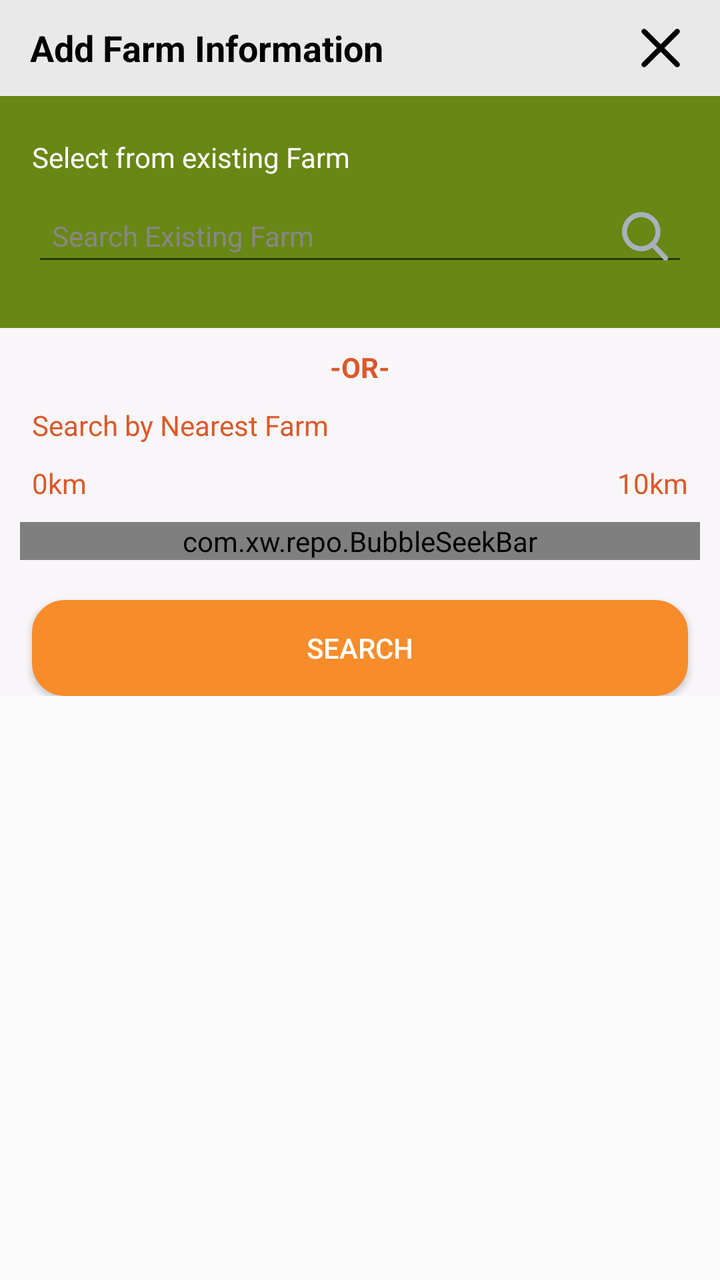
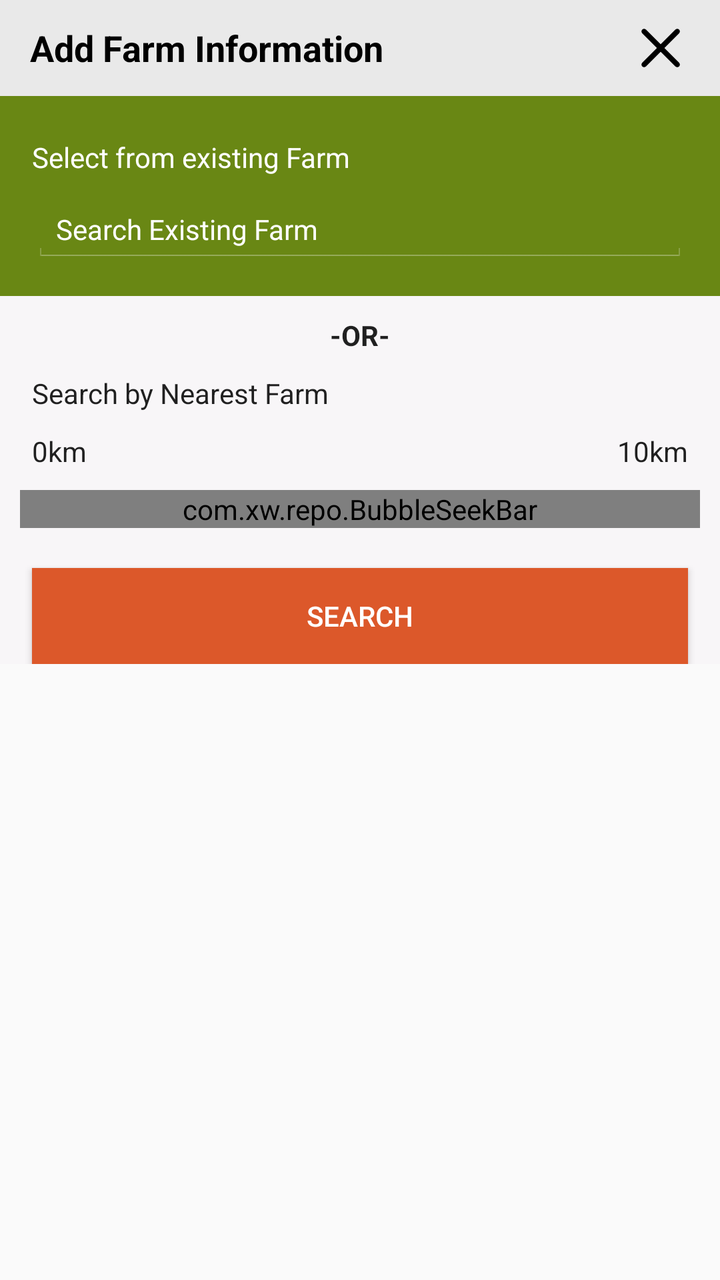

Before-and-after screenshots of an Android layout around one commit, followed by the original layout XML and the change that was made.
<!-- AndroidManifest.xml: application theme AppCompactTheme -->
<!-- res/layout/acivity_multifarm_farm.xml -->
<RelativeLayout xmlns:android="http://schemas.android.com/apk/res/android"
    xmlns:app="http://schemas.android.com/apk/res-auto"
    xmlns:tools="http://schemas.android.com/tools"
    android:layout_width="match_parent"
    android:layout_height="match_parent"
    android:background="@color/ofis_page_background"
    tools:context="com.olam.digital.ofis.FindFarmerActivity"
    android:id="@+id/layout_find_farmer"
    tools:ignore="Overdraw">

    <LinearLayout
        android:orientation="vertical"
        android:layout_width="match_parent"
        android:layout_height="wrap_content"
        android:id="@+id/topSection"
        android:background="@color/ofis_farmer_screen_actions_background">

        <LinearLayout
            android:id="@+id/ll_title"
            android:layout_width="match_parent"
            android:layout_height="wrap_content"
            android:gravity="center"
            android:weightSum="10"
            android:background="@color/dark_gray"
            android:orientation="horizontal">

            <ImageView
                android:visibility="gone"
                android:layout_width="wrap_content"
                android:src="@drawable/ic_consent_close"
                android:layout_alignTop="@+id/signature_pad"
                android:id="@+id/back_btn"
                android:padding="10dp"
                android:layout_weight="1"
                android:gravity="left|end"
                android:layout_height="wrap_content" />

            <TextView
                android:id="@+id/tv_title_matchresult_dialog"
                android:layout_width="wrap_content"
                android:layout_height="wrap_content"
                android:layout_marginTop="5dp"
                android:layout_marginBottom="5dp"
                android:textColor="@color/black"
                android:padding="5dp"
                android:layout_marginLeft="10dp"
                android:text="@string/add_farm_Information"
                android:layout_weight="9"
                android:textAppearance="?android:textAppearanceMedium"
                android:textStyle="bold" />

            <ImageView
                android:layout_width="wrap_content"
                android:src="@drawable/ic_close_info"
                android:layout_alignTop="@+id/signature_pad"
                android:id="@+id/cancel_btn"
                android:padding="10dp"
                android:layout_weight="1"
                android:gravity="right|end"
                android:layout_height="wrap_content" />
        </LinearLayout>

        <LinearLayout
            android:id="@+id/existingFarmLayout"
            android:layout_width="match_parent"
            android:layout_height="wrap_content"
            android:orientation="vertical">

            <LinearLayout
                android:layout_width="match_parent"
                android:layout_height="wrap_content"
                android:layout_margin="@dimen/activity_horizontal_margin"
                android:orientation="vertical">
            <TextView
                android:layout_width="match_parent"
                android:textColor="@color/white"
                android:layout_marginTop="5dp"
                android:text="@string/select_from_existing_farm"
                android:layout_height="wrap_content"/>

            <EditText
                android:id="@+id/existingFarmTV"
                android:layout_width="match_parent"
                android:layout_height="40dp"
                android:inputType="textCapWords"
                android:padding="@dimen/margin_10"
                android:layout_marginTop="@dimen/margin_10"
                android:textColor="@color/ofis_base_font_dark"
                android:textSize="@dimen/ofis_input_field_text"
                android:hint="@string/search_existing_farm"
                android:textColorHint="@color/icon_grey_palette_2"
                android:drawableRight="@drawable/ic_searchimg"
                android:layout_marginBottom="@dimen/ofis_input_field_bottom_margin"/>
            </LinearLayout>

        </LinearLayout>

    </LinearLayout>
    <LinearLayout
        android:id="@+id/searchSection"
        android:layout_width="match_parent"
        android:layout_height="wrap_content"
        android:layout_below="@+id/topSection"
        android:background="@color/btn_primary_inner"
        android:layout_marginBottom="@dimen/margin_10"
        android:orientation="vertical">
        <TextView
            android:text="-OR-"
            android:layout_width="match_parent"
            android:layout_gravity="center"
            android:gravity="center"
            android:textStyle="bold"
            android:layout_margin="@dimen/margin_10"
            android:textColor="@color/colorPrimary"
            android:layout_height="wrap_content"/>

        <TextView
            android:text="@string/select_by_nearest_farm"
            android:layout_width="match_parent"
            android:layout_marginLeft="@dimen/activity_horizontal_margin"
            android:textColor="@color/btn_secondary_background"
            android:layout_height="wrap_content"/>
        <RelativeLayout
            android:layout_width="match_parent"
            android:layout_marginTop="@dimen/margin_10"
            android:layout_marginLeft="@dimen/activity_vertical_margin"
            android:layout_marginRight="@dimen/activity_vertical_margin"
            android:layout_height="wrap_content">

            <TextView
                android:text="0km"
                android:textColor="@color/btn_secondary_background"
                android:layout_alignParentRight="false"
                android:layout_width="wrap_content"
                android:layout_height="wrap_content"/>
            <TextView
                android:text="10km"
                android:textColor="@color/btn_secondary_background"
                android:layout_alignParentRight="true"
                android:layout_width="wrap_content"
                android:layout_height="wrap_content"/>
        </RelativeLayout>

        <com.xw.repo.BubbleSeekBar
            android:id="@+id/seekbarKM"
            android:layout_width="match_parent"
            android:layout_height="wrap_content"
            android:layout_marginTop="8dp"
            app:bsb_auto_adjust_section_mark="true"
            app:bsb_max="10"
            app:bsb_rtl="false"
            android:layout_margin="@dimen/margin_10"
            android:layout_marginLeft="@dimen/activity_vertical_margin"
            android:layout_marginRight="@dimen/activity_vertical_margin"
            app:bsb_second_track_color="@color/btn_primary_background"
            app:bsb_section_count="10"
            app:bsb_section_text_position="below_section_mark"
            app:bsb_show_section_mark="true"
            app:bsb_show_section_text="true"
            app:bsb_show_thumb_text="true"
            app:bsb_touch_to_seek="true"/>

        <Button
            android:id="@+id/searchFarmLocationBtn"
            android:text="@string/Search"
            android:layout_marginTop="@dimen/margin_10"
            android:textColor="@color/ofis_base_font_white"
            android:layout_marginLeft="@dimen/activity_vertical_margin"
            android:layout_marginRight="@dimen/activity_vertical_margin"
            android:background="@drawable/rounder_cornor_btn_third_color"
            android:layout_width="match_parent"
            android:layout_height="wrap_content"/>
    </LinearLayout>



    <LinearLayout
        android:orientation="vertical"
        android:layout_width="match_parent"
        android:layout_height="match_parent"
        android:id="@+id/bottomSection"
        android:layout_margin="@dimen/margin_10"
        android:layout_below="@+id/searchSection">

        <androidx.recyclerview.widget.RecyclerView
            android:id="@+id/multiFarmFarmReyclerView"
            android:layout_width="match_parent"
            android:layout_height="wrap_content"
            android:divider="@android:color/transparent"
            android:dividerHeight="2dp"/>
    </LinearLayout>

</RelativeLayout>
<!-- resources referenced by this layout -->
<resources>
  <color name="black">#000000</color>
  <color name="btn_primary_background">#dc582a</color>
  <color name="btn_primary_inner">#F8F6F8</color>
  <color name="btn_secondary_background">#dc582a</color>
  <color name="colorPrimary">#dc582a</color>
  <color name="dark_gray">#E9E9E9</color>
  <color name="icon_grey_palette_2">#878786</color>
  <color name="ofis_base_font_dark">#222222</color>
  <color name="ofis_base_font_white">#ffffff</color>
  <color name="ofis_farmer_screen_actions_background">#698714</color>
  <color name="ofis_page_background">#fffafafa</color>
  <color name="white">#FFFFFF</color>
  <dimen name="activity_horizontal_margin">16dp</dimen>
  <dimen name="activity_vertical_margin">16dp</dimen>
  <dimen name="margin_10">10dp</dimen>
  <dimen name="ofis_input_field_bottom_margin">10dp</dimen>
  <dimen name="ofis_input_field_text">14sp</dimen>
  <!-- drawable ic_searchimg (drawable) -->
  <vector xmlns:android="http://schemas.android.com/apk/res/android"
      android:width="23.108dp"
      android:height="24.364dp"
      android:viewportWidth="23.108"
      android:viewportHeight="24.364">
    <path
        android:pathData="M22.757,22.192l-5.7,-6.031a9.912,9.912 0,0 0,2.267 -6.324A9.763,9.763 0,0 0,9.664 0,9.763 9.763,0 0,0 0,9.837a9.763,9.763 0,0 0,9.664 9.837,9.445 9.445,0 0,0 5.537,-1.78l5.74,6.077a1.245,1.245 0,0 0,1.782 0.035A1.3,1.3 0,0 0,22.757 22.192ZM9.664,2.566a7.216,7.216 0,0 1,7.143 7.271,7.216 7.216,0 0,1 -7.143,7.271A7.216,7.216 0,0 1,2.516 9.837,7.216 7.216,0 0,1 9.664,2.566Z"
        android:fillColor="#aab0bb"/>
  </vector>
  <!-- drawable rounder_cornor_btn_third_color (drawable) -->
  <?xml version="1.0" encoding="UTF-8"?>
  <shape xmlns:android="http://schemas.android.com/apk/res/android">
      <solid android:color="@color/btnColorThird"/>
  
      <stroke android:width="3dp"
          android:color="@color/btnColorThird" />
  
      <padding android:left="5dp"
          android:top="5dp"
          android:right="5dp"
          android:bottom="5dp" />
  
      <corners android:radius="15dp" />
  </shape>
  <string name="Search">Search</string>
  <string name="add_farm_Information">Add Farm Information</string>
  <string name="search_existing_farm">Search Existing Farm</string>
  <string name="select_by_nearest_farm">Search by Nearest Farm</string>
  <string name="select_from_existing_farm">Select from existing Farm</string>
  <color name="btnColorThird">#f78c2a</color>
  <style name="SpinnerItem" parent="Widget.AppCompat.TextView.SpinnerItem">
          <item name="android:textColor">@color/ofis_base_font_white</item>
          <item name="android:textSize">@dimen/ofis_spinner_text</item>
      </style>
  <style name="StandardSpinner" parent="Widget.AppCompat.ListView.DropDown">
          <item name="android:dividerHeight">@dimen/ofis_spinner_itemseparator</item>
          <item name="divider">@color/ofis_spinner_divider</item>
      </style>
  <style name="AppTheme.ActionBarStyle" parent="Theme.AppCompat.Light">
          <item name="titleTextStyle">@style/AppTheme.ActionBar.TitleTextStyle</item>
      </style>
  <dimen name="ofis_spinner_text">14sp</dimen>
  <color name="ofis_text_field">#DE000000</color>
  <color name="ofis_spinner_item_background">@color/ofis_actionbar_background</color>
  <dimen name="ofis_spinner_itemseparator">1dp</dimen>
  <color name="ofis_spinner_divider">#ff333333</color>
  <style name="AppTheme.ActionBar.TitleTextStyle" parent="android:TextAppearance">
          <item name="android:textSize">@dimen/ofis_large_text</item>
          <item name="android:textStyle">bold</item>
      </style>
  <color name="ofis_actionbar_background">#dddddd</color>
  <dimen name="ofis_large_text">17sp</dimen>
  <!-- unchanged entries left out for length: 4 -->
</resources>

<!-- the commit's change to res/layout/acivity_multifarm_farm.xml (unified diff, before → after) -->
@@ -78,19 +78,35 @@
                 android:text="@string/select_from_existing_farm"
                 android:layout_height="wrap_content"/>
 
-            <EditText
-                android:id="@+id/existingFarmTV"
-                android:layout_width="match_parent"
-                android:layout_height="40dp"
-                android:inputType="textCapWords"
-                android:padding="@dimen/margin_10"
-                android:layout_marginTop="@dimen/margin_10"
-                android:textColor="@color/ofis_base_font_dark"
-                android:textSize="@dimen/ofis_input_field_text"
-                android:hint="@string/search_existing_farm"
-                android:textColorHint="@color/icon_grey_palette_2"
-                android:drawableRight="@drawable/ic_searchimg"
-                android:layout_marginBottom="@dimen/ofis_input_field_bottom_margin"/>
+
+                <LinearLayout
+                    android:orientation="horizontal"
+                    android:layout_width="match_parent"
+                    android:layout_height="match_parent"
+                    android:layout_marginTop="@dimen/margin_10"
+                    android:background="@drawable/ofis_edit_text_holo_dark">
+
+                    <EditText
+                        android:layout_width="match_parent"
+                        android:layout_height="wrap_content"
+                        android:inputType="textCapWords"
+                        android:textColorHint="@color/ofis_base_font_white"
+                        android:textSize="@dimen/ofis_input_field_text"
+                        android:id="@+id/existingFarmTV"
+                        android:layout_weight="1"
+                        android:textColor="@color/ofis_base_font_white"
+                        android:hint="@string/search_existing_farm"
+                        android:background="@android:color/transparent"/>
+                    <ImageButton
+                        android:layout_width="match_parent"
+                        android:layout_height="match_parent"
+                        android:id="@+id/imageButton"
+                        android:layout_weight="8"
+                        app:srcCompat="@drawable/ic_search"
+                        android:background="@android:color/transparent"
+                        android:contentDescription="@string/Search" />
+                </LinearLayout>
+
             </LinearLayout>
 
         </LinearLayout>
@@ -111,14 +127,14 @@
             android:gravity="center"
             android:textStyle="bold"
             android:layout_margin="@dimen/margin_10"
-            android:textColor="@color/colorPrimary"
+            android:textColor="@color/ofis_text_field"
             android:layout_height="wrap_content"/>
 
         <TextView
             android:text="@string/select_by_nearest_farm"
             android:layout_width="match_parent"
             android:layout_marginLeft="@dimen/activity_horizontal_margin"
-            android:textColor="@color/btn_secondary_background"
+            android:textColor="@color/ofis_text_field"
             android:layout_height="wrap_content"/>
         <RelativeLayout
             android:layout_width="match_parent"
@@ -129,13 +145,13 @@
 
             <TextView
                 android:text="0km"
-                android:textColor="@color/btn_secondary_background"
+                android:textColor="@color/ofis_text_field"
                 android:layout_alignParentRight="false"
                 android:layout_width="wrap_content"
                 android:layout_height="wrap_content"/>
             <TextView
                 android:text="10km"
-                android:textColor="@color/btn_secondary_background"
+                android:textColor="@color/ofis_text_field"
                 android:layout_alignParentRight="true"
                 android:layout_width="wrap_content"
                 android:layout_height="wrap_content"/>
@@ -152,7 +168,7 @@
             android:layout_margin="@dimen/margin_10"
             android:layout_marginLeft="@dimen/activity_vertical_margin"
             android:layout_marginRight="@dimen/activity_vertical_margin"
-            app:bsb_second_track_color="@color/btn_primary_background"
+            app:bsb_second_track_color="@color/ofis_action_button_background"
             app:bsb_section_count="10"
             app:bsb_section_text_position="below_section_mark"
             app:bsb_show_section_mark="true"
@@ -167,7 +183,7 @@
             android:textColor="@color/ofis_base_font_white"
             android:layout_marginLeft="@dimen/activity_vertical_margin"
             android:layout_marginRight="@dimen/activity_vertical_margin"
-            android:background="@drawable/rounder_cornor_btn_third_color"
+            android:background="@color/ofis_action_button_background"
             android:layout_width="match_parent"
             android:layout_height="wrap_content"/>
     </LinearLayout>
<!-- resource entries referenced after the edit -->
@@ -1,13 +1,9 @@
 <!-- resources referenced by this layout -->
 <resources>
   <color name="black">#000000</color>
-  <color name="btn_primary_background">#dc582a</color>
   <color name="btn_primary_inner">#F8F6F8</color>
-  <color name="btn_secondary_background">#dc582a</color>
-  <color name="colorPrimary">#dc582a</color>
   <color name="dark_gray">#E9E9E9</color>
-  <color name="icon_grey_palette_2">#878786</color>
-  <color name="ofis_base_font_dark">#222222</color>
+  <color name="ofis_action_button_background">#dc582a</color>
   <color name="ofis_base_font_white">#ffffff</color>
   <color name="ofis_farmer_screen_actions_background">#698714</color>
   <color name="ofis_page_background">#fffafafa</color>
@@ -15,39 +11,29 @@
   <dimen name="activity_horizontal_margin">16dp</dimen>
   <dimen name="activity_vertical_margin">16dp</dimen>
   <dimen name="margin_10">10dp</dimen>
-  <dimen name="ofis_input_field_bottom_margin">10dp</dimen>
   <dimen name="ofis_input_field_text">14sp</dimen>
-  <!-- drawable ic_searchimg (drawable) -->
-  <vector xmlns:android="http://schemas.android.com/apk/res/android"
-      android:width="23.108dp"
-      android:height="24.364dp"
-      android:viewportWidth="23.108"
-      android:viewportHeight="24.364">
-    <path
-        android:pathData="M22.757,22.192l-5.7,-6.031a9.912,9.912 0,0 0,2.267 -6.324A9.763,9.763 0,0 0,9.664 0,9.763 9.763,0 0,0 0,9.837a9.763,9.763 0,0 0,9.664 9.837,9.445 9.445,0 0,0 5.537,-1.78l5.74,6.077a1.245,1.245 0,0 0,1.782 0.035A1.3,1.3 0,0 0,22.757 22.192ZM9.664,2.566a7.216,7.216 0,0 1,7.143 7.271,7.216 7.216,0 0,1 -7.143,7.271A7.216,7.216 0,0 1,2.516 9.837,7.216 7.216,0 0,1 9.664,2.566Z"
-        android:fillColor="#aab0bb"/>
-  </vector>
-  <!-- drawable rounder_cornor_btn_third_color (drawable) -->
-  <?xml version="1.0" encoding="UTF-8"?>
-  <shape xmlns:android="http://schemas.android.com/apk/res/android">
-      <solid android:color="@color/btnColorThird"/>
-  
-      <stroke android:width="3dp"
-          android:color="@color/btnColorThird" />
-  
-      <padding android:left="5dp"
-          android:top="5dp"
-          android:right="5dp"
-          android:bottom="5dp" />
-  
-      <corners android:radius="15dp" />
-  </shape>
+  <!-- drawable ic_search: png bitmap (drawable-hdpi, 1507 bytes) -->
+  <!-- drawable ofis_edit_text_holo_dark (drawable) -->
+  <?xml version="1.0" encoding="utf-8"?>
+  <selector xmlns:android="http://schemas.android.com/apk/res/android">
+      <item android:state_window_focused="false" android:state_enabled="true" android:drawable="@drawable/ofis_textfield_default_holo_dark" />
+      <item android:state_window_focused="false" android:state_enabled="false" android:drawable="@drawable/ofis_textfield_disabled_holo_dark" />
+      <item android:state_enabled="true" android:state_focused="true" android:drawable="@drawable/ofis_textfield_activated_holo_dark" />
+      <item android:state_enabled="true" android:state_activated="true" android:drawable="@drawable/ofis_textfield_focused_holo_dark" />
+      <item android:state_enabled="true" android:drawable="@drawable/ofis_textfield_default_holo_dark" />
+      <item android:state_focused="true" android:drawable="@drawable/ofis_textfield_disabled_focused_holo_dark" />
+      <item android:drawable="@drawable/ofis_textfield_disabled_holo_dark" />
+  </selector>
   <string name="Search">Search</string>
   <string name="add_farm_Information">Add Farm Information</string>
   <string name="search_existing_farm">Search Existing Farm</string>
   <string name="select_by_nearest_farm">Search by Nearest Farm</string>
   <string name="select_from_existing_farm">Select from existing Farm</string>
-  <color name="btnColorThird">#f78c2a</color>
+  <!-- drawable ofis_textfield_default_holo_dark: png bitmap (drawable-xxhdpi, 332 bytes) -->
+  <!-- drawable ofis_textfield_disabled_holo_dark: png bitmap (drawable-xxhdpi, 317 bytes) -->
+  <!-- drawable ofis_textfield_activated_holo_dark: png bitmap (drawable-xxhdpi, 338 bytes) -->
+  <!-- drawable ofis_textfield_focused_holo_dark: png bitmap (drawable-xxhdpi, 513 bytes) -->
+  <!-- drawable ofis_textfield_disabled_focused_holo_dark: png bitmap (drawable-xxhdpi, 486 bytes) -->
   <style name="SpinnerItem" parent="Widget.AppCompat.TextView.SpinnerItem">
           <item name="android:textColor">@color/ofis_base_font_white</item>
           <item name="android:textSize">@dimen/ofis_spinner_text</item>
